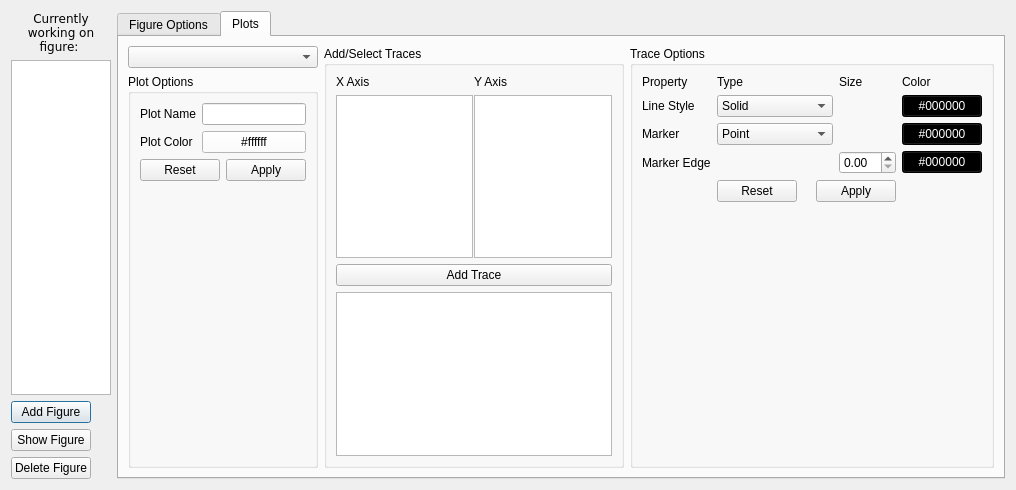
This is ui/Ui_EditFigureDialog.ui in bbreslauer/PySciPlot as Qt 5 draws it before an edit. The edited form follows.
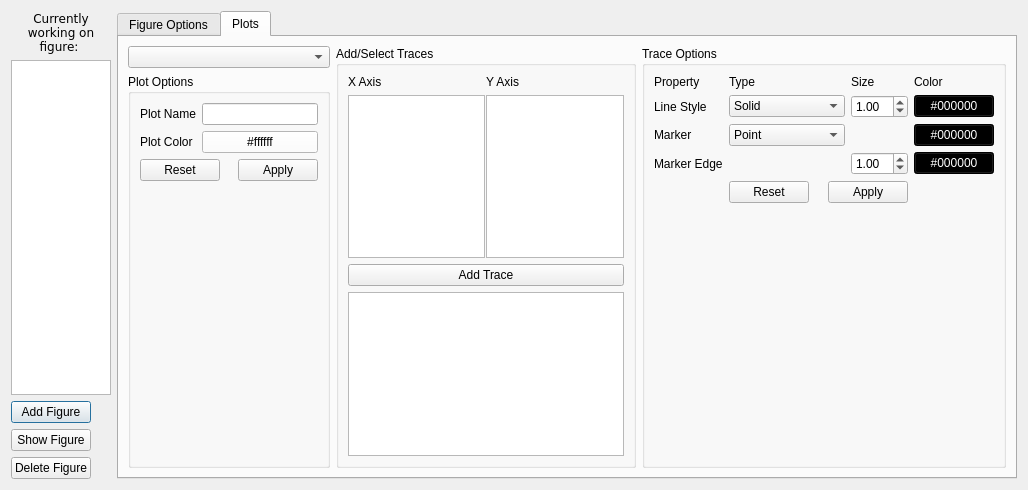
This is the edited form.

What changed in the file:
```diff
--- a/ui/Ui_EditFigureDialog.ui
+++ b/ui/Ui_EditFigureDialog.ui
@@ -6,7 +6,7 @@
    <rect>
     <x>0</x>
     <y>0</y>
-    <width>864</width>
+    <width>1028</width>
     <height>490</height>
    </rect>
   </property>
@@ -706,7 +706,11 @@
            </widget>
           </item>
           <item row="3" column="2">
-           <widget class="QDoubleSpinBox" name="pointMarkerEdgeWidth"/>
+           <widget class="QDoubleSpinBox" name="tracePointMarkerEdgeWidth">
+            <property name="value">
+             <double>1.000000000000000</double>
+            </property>
+           </widget>
           </item>
           <item row="5" column="0" colspan="4">
            <spacer name="verticalSpacer_2">
@@ -721,6 +725,13 @@
             </property>
            </spacer>
           </item>
+          <item row="1" column="2">
+           <widget class="QDoubleSpinBox" name="traceLineWidth">
+            <property name="value">
+             <double>1.000000000000000</double>
+            </property>
+           </widget>
+          </item>
          </layout>
         </widget>
        </item>
```
Left out of the diff: 14 changed lines with no effect on the pictures.
